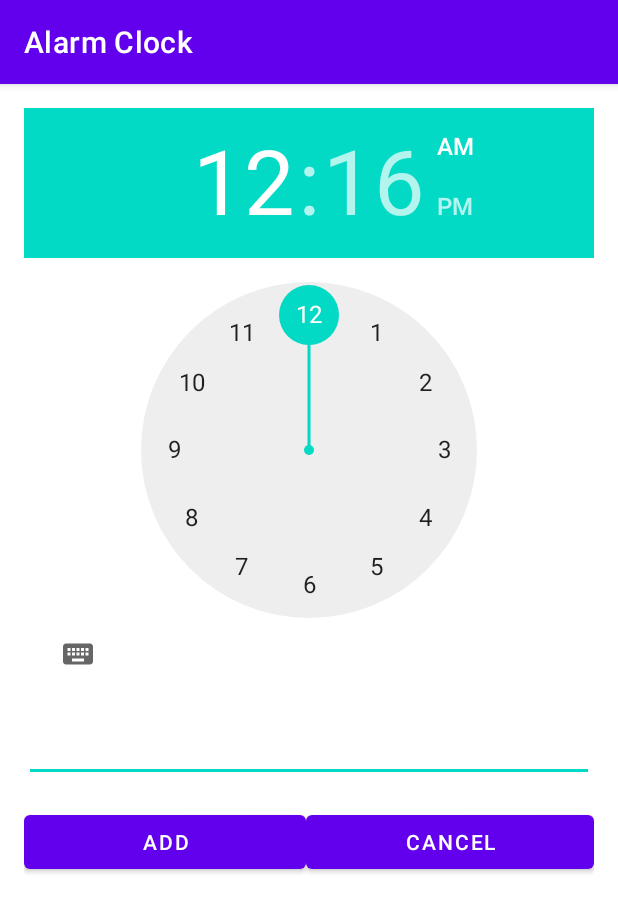
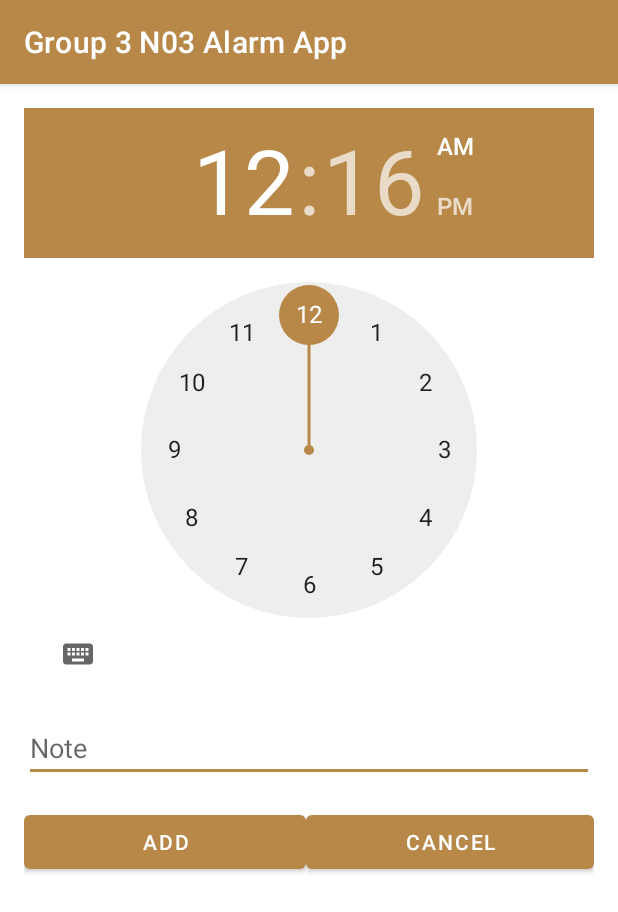
Before and after one commit to khanh16702/AlarmClock, an Android app: the screen it shows after launch (AddActivity), after a tap on "ADD ALARM", on a phone screen of 412 x 824 dp. Shown: the top 912 px of the screen. Run offline under Robolectric (Android 15) with nearby library versions, the phone set to English and light mode, and no system bars; libraries missing offline, so code that uses them is left out: kotlinx.coroutines.internal.

Commit message:
alarm and timer

```diff
--- a/app/src/main/AndroidManifest.xml
+++ b/app/src/main/AndroidManifest.xml
@@ -1,7 +1,6 @@
 <?xml version="1.0" encoding="utf-8"?>
 <manifest xmlns:android="http://schemas.android.com/apk/res/android"
     xmlns:tools="http://schemas.android.com/tools" >
-
     <uses-permission android:name="android.permission.POST_NOTIFICATIONS" />
     <application
         android:allowBackup="true"
@@ -27,6 +26,7 @@
                 android:value="" />
         </activity>
         <activity android:name=".AddActivity"/>
+        <activity android:name=".TimerActivity"/>
         <receiver android:name=".AlarmReceiver"/>
         <service android:name=".Music"
             android:enabled="true"/>
--- a/app/src/main/java/n03/group3/alarmapp/AddActivity.java
+++ b/app/src/main/java/n03/group3/alarmapp/AddActivity.java
@@ -12,12 +12,15 @@ import androidx.annotation.Nullable;
 import androidx.annotation.RequiresApi;
 import androidx.appcompat.app.AppCompatActivity;
 
+import java.util.List;
+
 public class AddActivity extends AppCompatActivity {
     private TimePicker timePicker;
     private EditText editText;
     private Button buttonSave, buttonCancel;
     private Alarm alarm;
     private boolean needRefresh;
+    private boolean isUpdating;
 
     @RequiresApi(api = Build.VERSION_CODES.M)
     @Override
@@ -25,10 +28,19 @@ public class AddActivity extends AppCompatActivity {
         super.onCreate(savedInstanceState);
         setContentView(R.layout.activity_add);
 
+        isUpdating = false;
         timePicker = findViewById(R.id.timePicker);
         editText = findViewById(R.id.name);
         buttonSave = findViewById(R.id.button_save);
         buttonCancel = findViewById(R.id.button_cancel);
+
+        Bundle extras = getIntent().getExtras();
+        if (extras != null) {
+            timePicker.setHour(extras.getInt("hour"));
+            timePicker.setMinute(extras.getInt("minute"));
+            editText.setText(extras.getString("name"));
+            isUpdating = true;
+        }
 
         buttonSave.setOnClickListener(new View.OnClickListener() {
             @Override
@@ -39,7 +51,14 @@ public class AddActivity extends AppCompatActivity {
 
                 DatabaseHelper db = new DatabaseHelper(getApplicationContext());
                 alarm = new Alarm(hour, minute, true, name);
-                db.addAlarm(alarm);
+
+                if (isUpdating) {
+                    alarm.setId(extras.getInt("id"));
+                    db.updateAlarm(alarm);
+                }
+                else {
+                    db.addAlarm(alarm);
+                }
                 needRefresh = true;
                 onBackPressed();
             }
--- a/app/src/main/java/n03/group3/alarmapp/DatabaseHelper.java
+++ b/app/src/main/java/n03/group3/alarmapp/DatabaseHelper.java
@@ -85,4 +85,10 @@ public class DatabaseHelper extends SQLiteOpenHelper {
         return db.update(TABLE_NAME, values, COLUMN_ALARM_ID + " = ? ",
                 new String[]{String.valueOf(alarm.getId())});
     }
+
+    public void deleteAlarm(int id) {
+        SQLiteDatabase db = this.getWritableDatabase();
+        db.delete(TABLE_NAME, COLUMN_ALARM_ID + " = ? ", new String[]{String.valueOf(id)});
+        db.close();
+    }
 }
--- a/app/src/main/res/layout/activity_add.xml
+++ b/app/src/main/res/layout/activity_add.xml
@@ -1,5 +1,6 @@
 <?xml version="1.0" encoding="utf-8"?>
 <RelativeLayout xmlns:android="http://schemas.android.com/apk/res/android"
+    xmlns:tools="http://schemas.android.com/tools"
     android:layout_width="match_parent"
     android:layout_height="match_parent"
     xmlns:app="http://schemas.android.com/apk/res-auto">
@@ -18,16 +19,19 @@
         app:layout_constraintEnd_toEndOf = "parent"
         app:layout_constraintStart_toStartOf = "parent"
         app:layout_constraintTop_toTopOf = "parent"/>
+
     <EditText
+        android:id="@+id/name"
         android:layout_width="match_parent"
         android:layout_height="wrap_content"
-        android:id="@+id/name"
         android:layout_below="@+id/timePicker"
+        android:layout_marginStart="@dimen/margin"
+        android:layout_marginLeft="@dimen/margin"
         android:layout_marginTop="@dimen/margin"
+        android:layout_marginEnd="@dimen/margin"
         android:layout_marginRight="@dimen/margin"
-        android:layout_marginLeft="@dimen/margin"
-        android:layout_marginStart="@dimen/margin"
-        android:layout_marginEnd="@dimen/margin"/>
+        android:hint="Note"
+        tools:ignore="TouchTargetSizeCheck,SpeakableTextPresentCheck" />
     <LinearLayout
         android:layout_width="match_parent"
         android:layout_height="wrap_content"
--- /dev/null
+++ b/app/src/main/res/menu/context_menu.xml
@@ -0,0 +1,11 @@
+<?xml version="1.0" encoding="utf-8"?>
+<menu xmlns:app="http://schemas.android.com/apk/res-auto"
+    xmlns:android="http://schemas.android.com/apk/res/android">
+
+    <item
+        android:id="@+id/mnuChangeTime"
+        android:title="Change Time" />
+    <item
+        android:id="@+id/mnuDelete"
+        android:title="Delete" />
+</menu>
--- a/app/src/main/res/values-night/themes.xml
+++ b/app/src/main/res/values-night/themes.xml
@@ -2,15 +2,15 @@
     <!-- Base application theme. -->
     <style name="Theme.AlarmApp" parent="Theme.MaterialComponents.DayNight.DarkActionBar">
         <!-- Primary brand color. -->
-        <item name="colorPrimary">@color/purple_200</item>
-        <item name="colorPrimaryVariant">@color/purple_700</item>
+        <item name="colorPrimary">#B78848</item>
+        <item name="colorPrimaryVariant">#B78848</item>
         <item name="colorOnPrimary">@color/black</item>
         <!-- Secondary brand color. -->
-        <item name="colorSecondary">@color/teal_200</item>
-        <item name="colorSecondaryVariant">@color/teal_200</item>
+        <item name="colorSecondary">#B78848</item>
+        <item name="colorSecondaryVariant">#B78848</item>
         <item name="colorOnSecondary">@color/black</item>
         <!-- Status bar color. -->
-        <item name="android:statusBarColor">?attr/colorPrimaryVariant</item>
+        <item name="android:statusBarColor">@color/black</item>
         <!-- Customize your theme here. -->
     </style>
 </resources>
--- a/app/src/main/res/values/strings.xml
+++ b/app/src/main/res/values/strings.xml
@@ -1,5 +1,5 @@
 <resources>
-    <string name="app_name">Alarm Clock</string>
+    <string name="app_name">Group 3 N03 Alarm App</string>
     <string name="cancel">Cancel</string>
     <string name="add">Add</string>
 </resources>
--- a/app/src/main/res/values/themes.xml
+++ b/app/src/main/res/values/themes.xml
@@ -2,12 +2,12 @@
     <!-- Base application theme. -->
     <style name="Theme.AlarmApp" parent="Theme.MaterialComponents.DayNight.DarkActionBar">
         <!-- Primary brand color. -->
-        <item name="colorPrimary">@color/purple_500</item>
-        <item name="colorPrimaryVariant">@color/purple_700</item>
+        <item name="colorPrimary">#B78848</item>
+        <item name="colorPrimaryVariant">#B78848</item>
         <item name="colorOnPrimary">@color/white</item>
         <!-- Secondary brand color. -->
-        <item name="colorSecondary">@color/teal_200</item>
-        <item name="colorSecondaryVariant">@color/teal_700</item>
+        <item name="colorSecondary">#B78848</item>
+        <item name="colorSecondaryVariant">#B78848</item>
         <item name="colorOnSecondary">@color/black</item>
         <!-- Status bar color. -->
         <item name="android:statusBarColor">?attr/colorPrimaryVariant</item>
```
Also changed, not shown: app/src/main/java/n03/group3/alarmapp/MainActivity.java (+103 -1 lines), app/src/main/java/n03/group3/alarmapp/TimerActivity.java (added, +96 -0 lines), app/src/main/res/layout/activity_main.xml (+29 -1 lines), app/src/main/res/layout/activity_timer.xml (added, +74 -0 lines).
